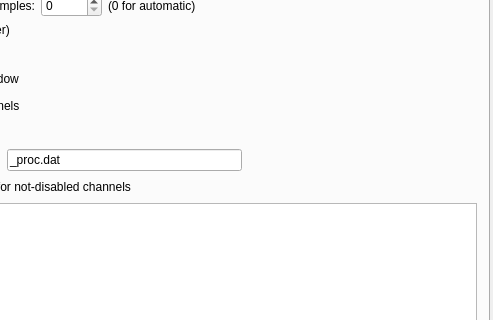
Old version of the form GUI/mainwindow.ui in the repository andrmor/TRB3reader; both pictures show x 300 to 793 and y 127 to 447 of the 793 by 833 pixel window.
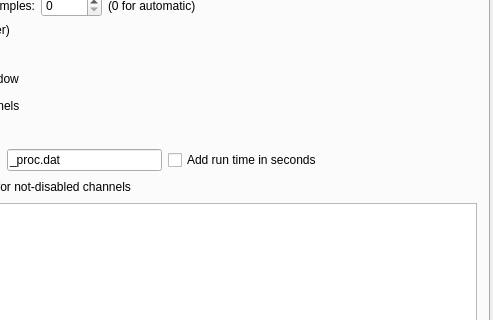
New version of the form. The open tabs and pages were chosen to show the change.

The edit to the form file:
```diff
--- a/GUI/mainwindow.ui
+++ b/GUI/mainwindow.ui
@@ -5790,6 +5790,13 @@
             </property>
            </widget>
           </item>
+          <item>
+           <widget class="QCheckBox" name="cbAddRunTime">
+            <property name="text">
+             <string>Add run time in seconds</string>
+            </property>
+           </widget>
+          </item>
           <item>
            <spacer name="horizontalSpacer_27">
             <property name="orientation">
```
Left out of the diff: 2 changed lines with no effect on the pictures.
